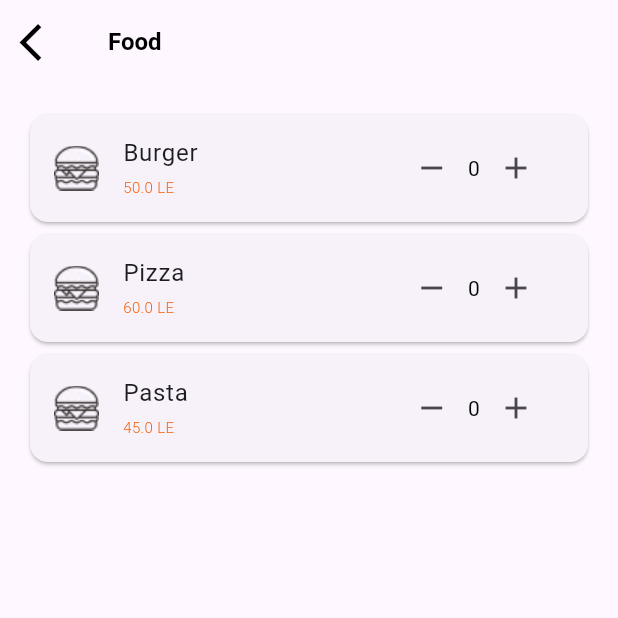
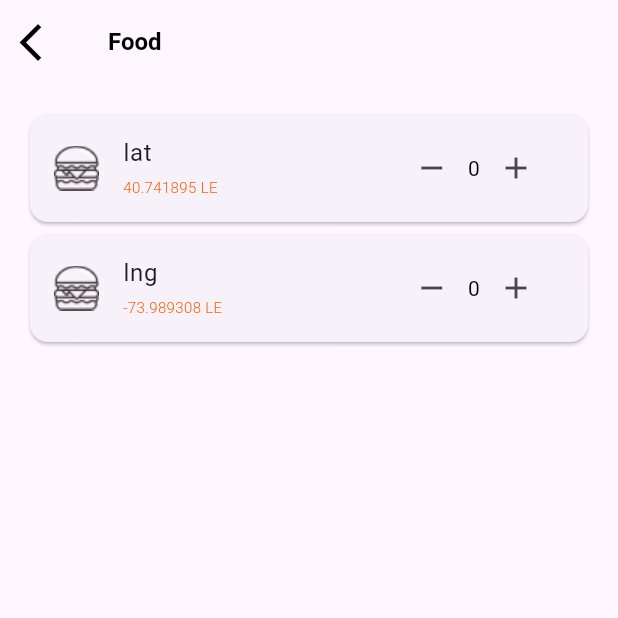
Before and after one commit to yyBasiony/food_delivery_app, a Flutter app: the screen it shows after launch, after a tap on "Food", on a phone screen of 412 x 824 dp, the top half of it. Run offline on Flutter 3.47's test engine with Material 3 defaults, Android fonts, the phone set to English and light mode, and no system bars; our stand-ins replace bloc, easy_localization, flutter_bloc, shared_preferences.

Commit message:
updates models

```diff
--- a/lib/domain/models/category.dart
+++ b/lib/domain/models/category.dart
@@ -1,6 +1,11 @@
+import 'restaurant.dart';
+
 class Category {
   final String imagePath;
-  final Map<String, double> products;
+  final List<Restaurant> restaurants;
 
-  Category({required this.products, required this.imagePath});
+  Category({
+    required this.imagePath,
+    required this.restaurants,
+  });
 }
--- a/lib/domain/models/food_item.dart
+++ /dev/null
@@ -1,21 +0,0 @@
-class FoodItem {
-  final String name;
-  final double price;
-  final double rating;
-  final String distance;
-  final String imageUrl;
-  final int reviewsCount;
-  final String restaurant;
-  final String deliveryTime;
-
-  FoodItem({
-    required this.name,
-    required this.price,
-    required this.rating,
-    required this.distance,
-    required this.imageUrl,
-    required this.restaurant,
-    required this.reviewsCount,
-    required this.deliveryTime,
-  });
-}
--- /dev/null
+++ b/lib/domain/models/meal_model.dart
@@ -0,0 +1,13 @@
+class Meal {
+  final String name;
+  final double price;
+  final double rating;
+  final String imageUrl;
+
+  Meal({
+    required this.name,
+    required this.price,
+    required this.rating,
+    required this.imageUrl,
+  });
+}
--- a/lib/domain/models/order_item.dart
+++ b/lib/domain/models/order_item.dart
@@ -1,8 +1,11 @@
+import 'meal_model.dart';
+
 class OrderItem {
-  int quantity;
-  final String title;
-  final double price;
-  final String imageUrl;
+  final int quantity;
+  final Meal meal;
 
-  OrderItem({this.quantity = 0, required this.title, required this.price, required this.imageUrl});
+  OrderItem({
+    required this.quantity,
+    required this.meal,
+  });
 }
--- a/lib/domain/models/restaurant.dart
+++ b/lib/domain/models/restaurant.dart
@@ -1,21 +1,21 @@
+import 'meal_model.dart';
+
 class Restaurant {
   final String name;
-  final String image;
   final String rating;
-  final String reviews;
   final String address;
-  final String distance;
   final String imageUrl;
   final String openStatus;
+  final List<Meal> meals;
+  final Map<String, double> location;
 
   Restaurant({
     required this.name,
-    required this.image,
     required this.rating,
-    required this.reviews,
     required this.address,
-    required this.distance,
     required this.imageUrl,
     required this.openStatus,
+    required this.meals,
+    required this.location,
   });
 }
--- /dev/null
+++ b/lib/domain/models/user_model.dart
@@ -0,0 +1,7 @@
+class User{
+final String? name;
+final String imageUrl;
+
+  User(this.name, this.imageUrl);
+
+}
--- a/lib/presentation/main_view/home/cart_screen.dart
+++ b/lib/presentation/main_view/home/cart_screen.dart
@@ -1,5 +1,5 @@
 import 'package:flutter/material.dart';
-
+import '../../../domain/models/meal_model.dart';
 import '../../../domain/models/order_item.dart';
 import '../../resources/asset_data.dart';
 import '../../resources/theme/app_theme.dart';
@@ -21,18 +21,63 @@ class CartScreen extends StatelessWidget {
               child: ListView(
                 children: [
                   // TODO: Should be dynamic not repeated
-                  CustomOrderItem(order: OrderItem(price: 15.50, title: 'Hamburger Lover', imageUrl: AssetData.burger)),
-                  CustomOrderItem(order: OrderItem(price: 37.99, imageUrl: AssetData.burger, title: 'Fried Spicy Chicken Wings')),
-                  CustomOrderItem(order: OrderItem(price: 7.99, title: 'Tuna Salad', imageUrl: AssetData.burger)),
-                  CustomOrderItem(order: OrderItem(price: 14.99, title: 'Mushroom Pizza', imageUrl: AssetData.burger)),
+                  CustomOrderItem(
+                    order: OrderItem(
+                      quantity: 1,
+                      meal: Meal(
+                        name: 'Hamburger Lover',
+                        price: 15.50,
+                        rating: 4.5,
+                        imageUrl: AssetData.burger,
+                      ),
+                    ),
+                  ),
+                  CustomOrderItem(
+                    order: OrderItem(
+                      quantity: 1,
+                      meal: Meal(
+                        name: 'Fried Spicy Chicken Wings',
+                        price: 37.99,
+                        rating: 4.7,
+                        imageUrl: AssetData.burger,
+                      ),
+                    ),
+                  ),
+                  CustomOrderItem(
+                    order: OrderItem(
+                      quantity: 1,
+                      meal: Meal(
+                        name: 'Tuna Salad',
+                        price: 7.99,
+                        rating: 4.3,
+                        imageUrl: AssetData.burger,
+                      ),
+                    ),
+                  ),
+                  CustomOrderItem(
+                    order: OrderItem(
+                      quantity: 1,
+                      meal: Meal(
+                        name: 'Mushroom Pizza',
+                        price: 14.99,
+                        rating: 4.6,
+                        imageUrl: AssetData.burger,
+                      ),
+                    ),
+                  ),
                 ],
               ),
             ),
             Padding(
               padding: const EdgeInsets.all(32),
               child: ElevatedButton(
-                onPressed: () => Navigator.push(context, MaterialPageRoute(builder: (_) => const CheckoutScreen(total: 100))),
-                child: Text('Checkout', style: context.textTheme.headlineMedium?.copyWith(color: Colors.white)),
+                onPressed: () => Navigator.push(
+                    context,
+                    MaterialPageRoute(
+                        builder: (_) => const CheckoutScreen(total: 100))),
+                child: Text('Checkout',
+                    style: context.textTheme.headlineMedium
+                        ?.copyWith(color: Colors.white)),
               ),
             ),
           ],
--- a/lib/presentation/main_view/home/category_screen.dart
+++ b/lib/presentation/main_view/home/category_screen.dart
@@ -21,7 +21,9 @@ class CategoryScreen extends StatelessWidget {
     return ProductScreen(
       category: category,
       imagePath: categoryDetails.imagePath,
-      initialProducts: categoryDetails.products,
+      initialProducts: categoryDetails.restaurants.isNotEmpty
+          ? categoryDetails.restaurants[0].location
+          : {},
     );
   }
 }
--- a/lib/presentation/main_view/home/restaurant_details.dart
+++ b/lib/presentation/main_view/home/restaurant_details.dart
@@ -16,14 +16,18 @@ class RestaurantDetails extends StatefulWidget {
   State<RestaurantDetails> createState() => _RestaurantDetailsState();
 }
 
-class _RestaurantDetailsState extends State<RestaurantDetails> with SingleTickerProviderStateMixin {
+class _RestaurantDetailsState extends State<RestaurantDetails>
+    with SingleTickerProviderStateMixin {
   late TabController _tabController;
 
   @override
   void dispose() => {_tabController.dispose(), super.dispose()};
 
   @override
-  void initState() => {_tabController = TabController(length: 3, vsync: this), super.initState()};
+  void initState() => {
+        _tabController = TabController(length: 3, vsync: this),
+        super.initState()
+      };
 
   @override
   Widget build(BuildContext context) {
@@ -32,35 +36,56 @@ class _RestaurantDetailsState extends State<RestaurantDetails> with SingleTicker
         leading: const CustomAppBar(),
         actions: [
           // TODO: Should be dynamic not repeated
-          IconButton(onPressed: () {}, icon: const Icon(Icons.favorite_border, color: AppColors.primaryColor)),
-          IconButton(onPressed: () {}, icon: const Icon(Icons.search, color: AppColors.primaryColor)),
-          IconButton(onPressed: () {}, icon: const Icon(Icons.share, color: AppColors.primaryColor)),
+          IconButton(
+              onPressed: () {},
+              icon: const Icon(Icons.favorite_border,
+                  color: AppColors.primaryColor)),
+          IconButton(
+              onPressed: () {},
+              icon: const Icon(Icons.search, color: AppColors.primaryColor)),
+          IconButton(
+              onPressed: () {},
+              icon: const Icon(Icons.share, color: AppColors.primaryColor)),
         ],
       ),
       body: Column(
         crossAxisAlignment: CrossAxisAlignment.start,
         children: [
-          Stack(children: [SizedBox(height: 300, width: double.infinity, child: Image.asset(widget.restaurant.imageUrl, fit: BoxFit.cover))]),
+          Stack(children: [
+            SizedBox(
+                height: 300,
+                width: double.infinity,
+                child:
+                    Image.asset(widget.restaurant.imageUrl, fit: BoxFit.cover))
+          ]),
           Padding(
             padding: const EdgeInsets.all(16),
             child: Column(
               crossAxisAlignment: CrossAxisAlignment.start,
               children: [
-                Text(widget.restaurant.name, style: Theme.of(context).textTheme.labelSmall?.copyWith(fontWeight: FontWeight.bold)),
+                Text(widget.restaurant.name,
+                    style: Theme.of(context)
+                        .textTheme
+                        .labelSmall
+                        ?.copyWith(fontWeight: FontWeight.bold)),
                 const SizedBox(height: 4),
-                Text(widget.restaurant.address, style: const TextStyle(color: Colors.grey)),
+                Text(widget.restaurant.address,
+                    style: const TextStyle(color: Colors.grey)),
                 const SizedBox(height: 8),
                 Row(
                   children: [
-                    const Icon(Icons.star, color: AppColors.primaryColor, size: 16),
+                    const Icon(Icons.star,
+                        color: AppColors.primaryColor, size: 16),
                     const SizedBox(width: 4),
                     Text(widget.restaurant.rating),
                     const SizedBox(width: 4),
-                    Text('(${widget.restaurant.reviews} reviews)', style: const TextStyle(color: Colors.grey)),
+                    Text('(${widget.restaurant.rating} stars)',
+                        style: const TextStyle(color: Colors.grey)),
                   ],
                 ),
                 const SizedBox(height: 8),
-                Text(widget.restaurant.openStatus, style: const TextStyle(color: Colors.green)),
+                Text(widget.restaurant.openStatus,
+                    style: const TextStyle(color: Colors.green)),
               ],
             ),
           ),
@@ -68,7 +93,11 @@ class _RestaurantDetailsState extends State<RestaurantDetails> with SingleTicker
             labelColor: Colors.black,
             controller: _tabController,
             indicatorColor: AppColors.primaryColor,
-            tabs: const [Tab(text: 'Order'), Tab(text: 'Information'), Tab(text: 'Reviews')],
+            tabs: const [
+              Tab(text: 'Order'),
+              Tab(text: 'Information'),
+              Tab(text: 'Reviews')
+            ],
           ),
           Expanded(
             child: TabBarView(
@@ -76,13 +105,18 @@ class _RestaurantDetailsState extends State<RestaurantDetails> with SingleTicker
               children: [
                 ListView(
                   padding: const EdgeInsets.all(16),
-                  children: AppConstants.orderItems.map((orderItem) => CustomOrderItem(order: orderItem)).toList(),
+                  children: AppConstants.orderItems
+                      .map((orderItem) => CustomOrderItem(order: orderItem))
+                      .toList(),
                 ),
                 const RestaurantInfo(),
                 ListView(
                   padding: const EdgeInsets.all(16),
                   children: AppConstants.reviewFoodData
-                      .map((review) => ReviewItem(name: review.name, image: review.image, review: 'Your review here'))
+                      .map((review) => ReviewItem(
+                          name: review.name,
+                          image: review.image,
+                          review: 'Your review here'))
                       .toList(),
                 ),
               ],
@@ -106,10 +140,21 @@ class RestaurantInfo extends StatelessWidget {
         child: Column(
           crossAxisAlignment: CrossAxisAlignment.start,
           children: [
-            ListTile(leading: Icon(Icons.phone), title: Text('+1 123 987 765', style: AppTextTheme.itemColor)),
-            ListTile(leading: Icon(Icons.email), title: Text('foodorder@gmail.com', style: AppTextTheme.itemColor)),
-            ListTile(leading: Icon(Icons.location_on), title: Text('78th Street, 88 W 21th St, NY', style: AppTextTheme.itemColor)),
-            ListTile(leading: Icon(Icons.attach_money), title: Text('Average Cost: \$10-50', style: AppTextTheme.itemColor)),
+            ListTile(
+                leading: Icon(Icons.phone),
+                title: Text('+1 123 987 765', style: AppTextTheme.itemColor)),
+            ListTile(
+                leading: Icon(Icons.email),
+                title:
+                    Text('foodorder@gmail.com', style: AppTextTheme.itemColor)),
+            ListTile(
+                leading: Icon(Icons.location_on),
+                title: Text('78th Street, 88 W 21th St, NY',
+                    style: AppTextTheme.itemColor)),
+            ListTile(
+                leading: Icon(Icons.attach_money),
+                title: Text('Average Cost: \$10-50',
+                    style: AppTextTheme.itemColor)),
           ],
         ),
       ),
@@ -142,7 +187,11 @@ class ReviewItem extends StatelessWidget {
           Expanded(
             child: Column(
               crossAxisAlignment: CrossAxisAlignment.start,
-              children: [Text(name, style: AppTextTheme.itemColor), const SizedBox(height: 4), Text(review, style: AppTextTheme.itemColor)],
+              children: [
+                Text(name, style: AppTextTheme.itemColor),
+                const SizedBox(height: 4),
+                Text(review, style: AppTextTheme.itemColor)
+              ],
             ),
           ),
         ],
--- a/lib/presentation/main_view/widgets/custom_near_me.dart
+++ b/lib/presentation/main_view/widgets/custom_near_me.dart
@@ -19,37 +19,61 @@ class CustomNearMe extends StatelessWidget {
             contentPadding: EdgeInsets.zero,
             leading: ClipRRect(
               borderRadius: BorderRadius.circular(12),
-              child: Image.asset(restaurant.image, width: 60, height: 60, fit: BoxFit.cover),
+              child: Image.asset(
+                restaurant.imageUrl,
+                width: 60,
+                height: 60,
+                fit: BoxFit.cover,
+              ),
             ),
-            title: Text(restaurant.name, style: const TextStyle(fontSize: 16, fontWeight: FontWeight.bold)),
+            title: Text(
+              restaurant.name,
+              style: const TextStyle(fontSize: 16, fontWeight: FontWeight.bold),
+            ),
             subtitle: Column(
               crossAxisAlignment: CrossAxisAlignment.start,
               children: [
-                // TODO: Should be dynamic not repeated
                 Row(
                   children: [
                     const Icon(Icons.location_on, size: 16, color: Colors.grey),
                     const SizedBox(width: 4),
-                    Text(restaurant.address, style: const TextStyle(color: Colors.grey, fontSize: 12)),
+                    Text(
+                      restaurant.address,
+                      style: const TextStyle(color: Colors.grey, fontSize: 12),
+                    ),
                   ],
                 ),
+                /*
                 Row(
                   children: [
                     const Icon(Icons.access_time, size: 16, color: Colors.grey),
                     const SizedBox(width: 4),
-                    Text(restaurant.distance, style: const TextStyle(color: Colors.grey, fontSize: 12)),
+                    Text(
+                      'distance', // Replace with the actual distance if added to the model
+                      style: const TextStyle(color: Colors.grey, fontSize: 12),
+                    ),
                   ],
                 ),
+                */
                 Row(
                   children: [
                     const Icon(Icons.star, size: 16, color: AppColors.primaryColor),
                     const SizedBox(width: 4),
-                    Text(restaurant.rating, style: const TextStyle(fontWeight: FontWeight.bold, color: AppColors.primaryColor)),
+                    Text(
+                      restaurant.rating,
+                      style: const TextStyle(
+                        fontWeight: FontWeight.bold,
+                        color: AppColors.primaryColor,
+                      ),
+                    ),
                   ],
                 ),
               ],
             ),
-            onTap: () => Navigator.push(context, MaterialPageRoute(builder: (_) => RestaurantDetails(restaurant: restaurant))),
+            onTap: () => Navigator.push(
+              context,
+              MaterialPageRoute(builder: (_) => RestaurantDetails(restaurant: restaurant)),
+            ),
           ),
         );
       }),
--- a/lib/presentation/main_view/widgets/custom_order_item.dart
+++ b/lib/presentation/main_view/widgets/custom_order_item.dart
@@ -25,21 +25,24 @@ class _OrderItemState extends State<CustomOrderItem> {
   @override
   Widget build(BuildContext context) {
     return ListTile(
-      title: Text(widget.order.title, style: AppTextTheme.itemColor),
-      leading: Image.asset(widget.order.imageUrl, width: 50, height: 50),
-      subtitle: Text('\$${widget.order.price}', style: AppTextTheme.itemColor),
+      title: Text(widget.order.meal.name, style: AppTextTheme.itemColor),
+      leading: Image.asset(widget.order.meal.imageUrl, width: 50, height: 50),
+      subtitle:
+          Text('\$${widget.order.meal.price}', style: AppTextTheme.itemColor),
       trailing: Row(
         mainAxisSize: MainAxisSize.min,
         children: [
           if (quantity > 0)
             IconButton(
               onPressed: _decreaseQuantity,
-              icon: const Icon(Icons.remove_circle_outline, color: AppColors.primaryColor),
+              icon: const Icon(Icons.remove_circle_outline,
+                  color: AppColors.primaryColor),
             ),
           Text('$quantity'),
           IconButton(
             onPressed: _increaseQuantity,
-            icon: const Icon(Icons.add_circle_outline, color: AppColors.primaryColor),
+            icon: const Icon(Icons.add_circle_outline,
+                color: AppColors.primaryColor),
           ),
         ],
       ),
--- a/lib/presentation/resources/app_constants.dart
+++ b/lib/presentation/resources/app_constants.dart
@@ -1,7 +1,7 @@
 import 'package:flutter/material.dart';
 
 import '../../domain/models/category.dart';
-import '../../domain/models/food_item.dart';
+import '../../domain/models/meal_model.dart';
 import '../../domain/models/order_item.dart';
 import '../../domain/models/restaurant.dart';
 import '../../domain/models/review_food_item.dart';
@@ -54,28 +54,6 @@ class AppConstants {
     (price: 12.99, name: 'Chicken Fried', imageUrl: AssetData.burger),
   ];
 
-  static final List<FoodItem> foodMenu = [
-    FoodItem(
-      rating: 4.5,
-      price: 11.99,
-      name: 'Hamburger',
-      reviewsCount: 120,
-      distance: '2.5 km',
-      deliveryTime: '30-40 min',
-      imageUrl: AssetData.burger,
-      restaurant: 'Awesome Fruit Restaurant',
-    ),
-    FoodItem(
-      rating: 4.7,
-      price: 9.99,
-      name: 'Pizza',
-      reviewsCount: 200,
-      distance: '1.8 km',
-      imageUrl: AssetData.pizza,
-      deliveryTime: '20-30 min',
-      restaurant: 'Pizza Lover Company',
-    ),
-  ];
 
   static const List<({String title, String image, int expiry})> voucherData = [
     (title: '30% for Pizza', image: AssetData.testImage, expiry: 15),
@@ -87,55 +65,51 @@ class AppConstants {
   ];
 
 static final List<OrderItem> orderItems = [
-    OrderItem(price: 11.99, title: 'Hamburger', imageUrl: AssetData.burger),
-    OrderItem(price: 7.99, title: 'Tuna Salad', imageUrl: AssetData.burger),
-    OrderItem(price: 12.99, title: 'Chicken Fried', imageUrl: AssetData.burger),
+  OrderItem(quantity: 1, meal: Meal(name: 'Hamburger', price: 11.99, rating: 4.5, imageUrl: AssetData.burger)),
+  OrderItem(quantity: 1, meal: Meal(name: 'Tuna Salad', price: 7.99, rating: 4.2, imageUrl: AssetData.burger)),
+  OrderItem(quantity: 1, meal: Meal(name: 'Chicken Fried', price: 12.99, rating: 4.7, imageUrl: AssetData.burger)),
 ];
 
 static List<ReviewFoodItem> reviewFoodData = [
-    ReviewFoodItem(price: 15.50, name: 'Hamburger Lover', image: AssetData.testImage),
-    ReviewFoodItem(price: 27.99, image: AssetData.testImage, name: 'Fried Spicy Chicken Wings'),
-    ReviewFoodItem(price: 7.99, name: 'Tuna Salad', image: AssetData.testImage),
-    ReviewFoodItem(price: 14.99, name: 'Mushroom Pizza', image: AssetData.testImage),
+  ReviewFoodItem(price: 15.50, name: 'Hamburger Lover', image: AssetData.testImage, isLiked: false),
+  ReviewFoodItem(price: 27.99, image: AssetData.testImage, name: 'Fried Spicy Chicken Wings', isLiked: true),
+  ReviewFoodItem(price: 7.99, name: 'Tuna Salad', image: AssetData.testImage, isLiked: false),
+  ReviewFoodItem(price: 14.99, name: 'Mushroom Pizza', image: AssetData.testImage, isLiked: true),
 ];
-
 static List<Restaurant> restaurants = [
   Restaurant(
     rating: '4.6',
-      reviews: '120',
-      openStatus: 'Open Now',
-      image: AssetData.burger,
-      imageUrl: AssetData.burger,
-      distance: '3 min • 1.1 km',
     name: 'Awesome Fruit Restaurant',
     address: '13th Street. 47 W 13th St, NY',
+    imageUrl: AssetData.burger,
+    openStatus: 'Open Now',
+    meals: [],
+    location: {'lat': 40.741895, 'lng': -73.989308},
   ),
   Restaurant(
     rating: '4.9',
-      reviews: '200',
-      openStatus: 'Open Now',
-      image: AssetData.burger,
-      imageUrl: AssetData.burger,
-      distance: '4 min • 1.5 km',
     name: 'Pizza Lover Company',
     address: '78th Street. 88 W 21th St, NY',
+    imageUrl: AssetData.burger,
+    openStatus: 'Open Now',
+    meals: [],
+    location: {'lat': 40.742899, 'lng': -73.987324},
   ),
   Restaurant(
     rating: '4.9',
-      reviews: '250',
-      openStatus: 'Closed',
-      image: AssetData.burger,
-      distance: '5 min • 1.7 km',
-      imageUrl: AssetData.burger,
     name: 'Chicken Fried Restaurant',
     address: '132th Street. 41 W 10th St, NY',
+    imageUrl: AssetData.burger,
+    openStatus: 'Closed',
+    meals: [],
+    location: {'lat': 40.743799, 'lng': -73.982145},
   ),
 ];
 
 static Map<String, Category> categoryData = {
-    'Food': Category(imagePath: AssetData.food, products: {'Burger': 50, 'Pizza': 60, 'Pasta': 45}),
-    'Drinks': Category(imagePath: AssetData.coffeeCup, products: {'Water': 10, 'Juice': 15, 'Fresh Juice': 20}),
-    'Cakes': Category(imagePath: AssetData.cake, products: {'Cake': 30, 'Fruit Cake': 50, 'Chocolate Cake': 40}),
-    'Snacks': Category(imagePath: AssetData.snack, products: {'Nuts': 20, 'Chips': 10, 'Cookies': 15}),
+  'Food': Category(imagePath: AssetData.food, restaurants: restaurants),
+  'Drinks': Category(imagePath: AssetData.coffeeCup, restaurants: restaurants),
+  'Cakes': Category(imagePath: AssetData.cake, restaurants: restaurants),
+  'Snacks': Category(imagePath: AssetData.snack, restaurants: restaurants),
 };
 }
```
Lines whose indentation alone changed are shown as unchanged.
